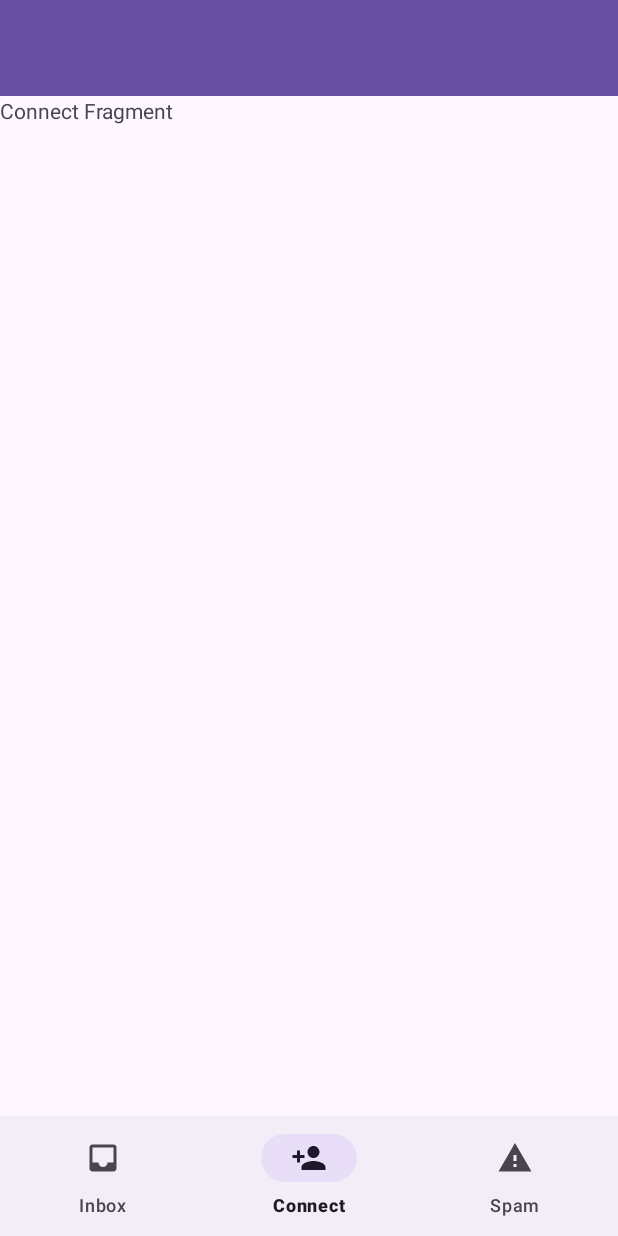
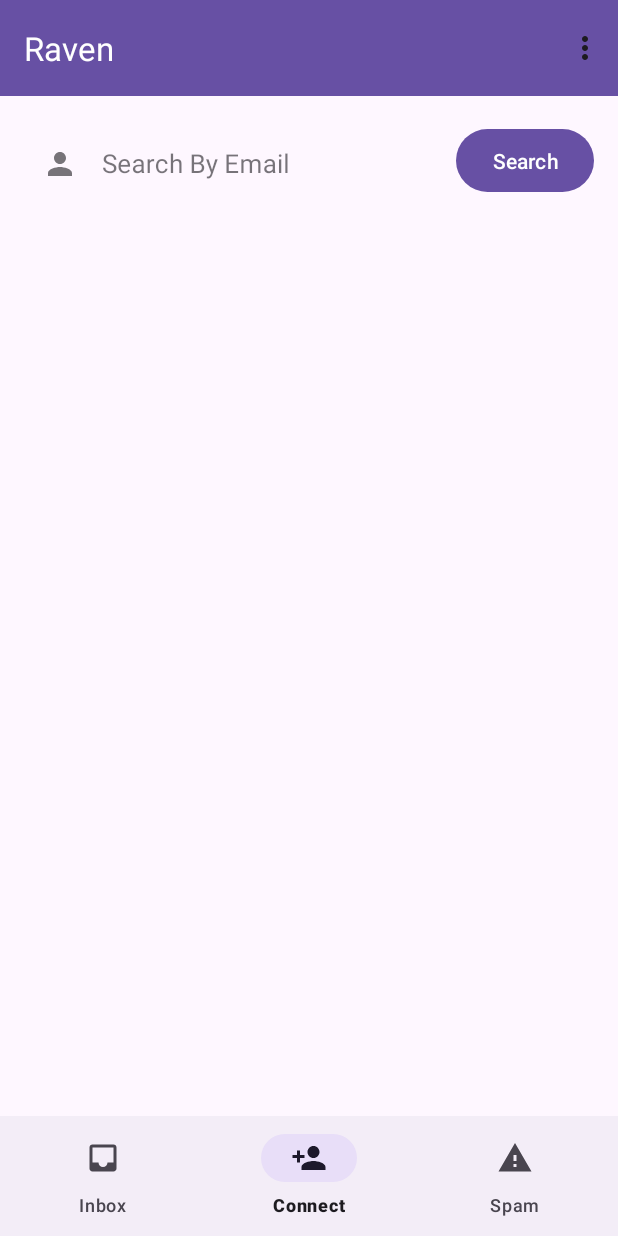
Before and after one commit to paridhi089/raven, an Android app: the screen it shows after launch once a user with an empty profile is signed in (MainActivity), item 2 of the bottom bar chosen, on a phone screen of 412 x 824 dp. Run offline under Robolectric (Android 15) with nearby library versions, the light colour scheme and no system bars; our stand-ins replace Firebase (no records; nobody signed in at launch, a user with empty details on screens opened directly).

Commit message:
RecyclerView Adapter

```diff
--- a/app/build.gradle.kts
+++ b/app/build.gradle.kts
@@ -40,6 +40,10 @@ dependencies {
     implementation("androidx.constraintlayout:constraintlayout:2.1.4")
     implementation("com.google.firebase:firebase-auth:22.3.1")
     implementation("com.google.firebase:firebase-firestore:24.10.1")
+    implementation("com.github.bumptech.glide:glide:4.16.0")
+    implementation("de.hdodenhof:circleimageview:3.1.0")
+    implementation("com.firebaseui:firebase-ui-firestore:8.0.2")
+    implementation("com.squareup.picasso:picasso:2.8")
     testImplementation("junit:junit:4.13.2")
     androidTestImplementation("androidx.test.ext:junit:1.1.5")
     androidTestImplementation("androidx.test.espresso:espresso-core:3.5.1")
--- a/app/src/main/java/dev/paridhi/raven/MainActivity.java
+++ b/app/src/main/java/dev/paridhi/raven/MainActivity.java
@@ -2,12 +2,15 @@ package dev.paridhi.raven;
 
 import androidx.annotation.NonNull;
 import androidx.appcompat.app.AppCompatActivity;
+import androidx.appcompat.widget.Toolbar;
 
+import android.content.Intent;
 import android.os.Bundle;
 import android.view.MenuItem;
 import android.view.View;
 
 import com.google.android.material.navigation.NavigationBarView;
+import com.google.firebase.auth.FirebaseAuth;
 
 import dev.paridhi.raven.databinding.ActivityMainBinding;
 import dev.paridhi.raven.fragments.mainactivity.ConnectFragment;
@@ -17,6 +20,7 @@ import dev.paridhi.raven.fragments.mainactivity.SpamFragment;
 public class MainActivity extends AppCompatActivity {
 
     private ActivityMainBinding binding;
+    private FirebaseAuth firebaseAuth;
 
     @Override
     protected void onCreate(Bundle savedInstanceState) {
@@ -24,8 +28,28 @@ public class MainActivity extends AppCompatActivity {
         binding=ActivityMainBinding.inflate(getLayoutInflater());
         View view=binding.getRoot();
         setContentView(view);
+        firebaseAuth=FirebaseAuth.getInstance();
 
         getSupportFragmentManager().beginTransaction().replace(R.id.main_frame_layout,new InboxFragment()).commit();
+
+
+
+
+
+        binding.mainToolbar.setOnMenuItemClickListener(new Toolbar.OnMenuItemClickListener() {
+            @Override
+            public boolean onMenuItemClick(MenuItem item) {
+
+                if(item.getItemId()==R.id.logout_menu)
+                {
+                    firebaseAuth.signOut();
+                    Intent intent=new Intent(getApplicationContext(),LoginActivity.class);
+                    intent.setFlags(Intent.FLAG_ACTIVITY_CLEAR_TOP);
+                    startActivity(intent);
+                }
+                return true;
+            }
+        });
 
         binding.mainBottomNavigation.setOnItemSelectedListener(new NavigationBarView.OnItemSelectedListener() {
             @Override
--- /dev/null
+++ b/app/src/main/res/drawable/baseline_logout_24.xml
@@ -0,0 +1,5 @@
+<vector android:autoMirrored="true" android:height="24dp"
+    android:tint="#000000" android:viewportHeight="24"
+    android:viewportWidth="24" android:width="24dp" xmlns:android="http://schemas.android.com/apk/res/android">
+    <path android:fillColor="@android:color/white" android:pathData="M17,7l-1.41,1.41L18.17,11H8v2h10.17l-2.58,2.58L17,17l5,-5zM4,5h8V3H4c-1.1,0 -2,0.9 -2,2v14c0,1.1 0.9,2 2,2h8v-2H4V5z"/>
+</vector>
--- /dev/null
+++ b/app/src/main/res/drawable/baseline_person_gray_24.xml
@@ -0,0 +1,5 @@
+<vector android:height="24dp" android:tint="#454444"
+    android:viewportHeight="24" android:viewportWidth="24"
+    android:width="24dp" xmlns:android="http://schemas.android.com/apk/res/android">
+    <path android:fillColor="@android:color/white" android:pathData="M12,12c2.21,0 4,-1.79 4,-4s-1.79,-4 -4,-4 -4,1.79 -4,4 1.79,4 4,4zM12,14c-2.67,0 -8,1.34 -8,4v2h16v-2c0,-2.66 -5.33,-4 -8,-4z"/>
+</vector>
--- a/app/src/main/res/layout/activity_main.xml
+++ b/app/src/main/res/layout/activity_main.xml
@@ -16,12 +16,15 @@
         app:menu="@menu/main_bottom_nav_menu" />
 
     <com.google.android.material.appbar.MaterialToolbar
-        android:id="@+id/materialToolbar"
+        android:id="@+id/mainToolbar"
         android:layout_width="0dp"
         android:layout_height="wrap_content"
+        app:title="Raven"
+        app:titleTextColor="#ffffffff"
         android:background="?attr/colorPrimary"
         android:minHeight="?attr/actionBarSize"
         android:theme="?attr/actionBarTheme"
+        app:menu="@menu/main_toolbar_menu"
         app:layout_constraintEnd_toEndOf="parent"
         app:layout_constraintStart_toStartOf="parent"
         app:layout_constraintTop_toTopOf="parent" />
@@ -33,7 +36,7 @@
         app:layout_constraintBottom_toTopOf="@+id/mainBottomNavigation"
         app:layout_constraintEnd_toEndOf="parent"
         app:layout_constraintStart_toStartOf="parent"
-        app:layout_constraintTop_toBottomOf="@+id/materialToolbar">
+        app:layout_constraintTop_toBottomOf="@+id/mainToolbar">
 
     </FrameLayout>
 </androidx.constraintlayout.widget.ConstraintLayout>
--- a/app/src/main/res/layout/fragment_connect.xml
+++ b/app/src/main/res/layout/fragment_connect.xml
@@ -3,12 +3,61 @@
     xmlns:tools="http://schemas.android.com/tools"
     android:layout_width="match_parent"
     android:layout_height="match_parent"
+    xmlns:app="http://schemas.android.com/apk/res-auto"
     tools:context=".fragments.mainactivity.ConnectFragment">
 
-    <!-- TODO: Update blank fragment layout -->
-    <TextView
+    <androidx.constraintlayout.widget.ConstraintLayout
         android:layout_width="match_parent"
-        android:layout_height="match_parent"
-        android:text="Connect Fragment" />
+        android:layout_height="match_parent">
 
+        <com.google.android.material.textfield.TextInputLayout
+            android:id="@+id/textInputLayout"
+            style="@style/Widget.MaterialComponents.TextInputLayout.OutlinedBox"
+            android:layout_width="0dp"
+            android:layout_height="wrap_content"
+            android:layout_marginStart="16dp"
+            android:layout_marginTop="16dp"
+            android:layout_marginEnd="8dp"
+            android:hint="Search By Email"
+            app:boxCornerRadiusBottomEnd="50dp"
+            app:boxCornerRadiusBottomStart="50dp"
+            app:boxCornerRadiusTopEnd="50dp"
+            app:boxCornerRadiusTopStart="50dp"
+            app:boxStrokeWidth="0dp"
+            app:layout_constraintEnd_toStartOf="@+id/searchBtn"
+            app:layout_constraintStart_toStartOf="parent"
+            app:layout_constraintTop_toTopOf="parent"
+            app:startIconDrawable="@drawable/baseline_person_24">
+
+            <EditText
+                android:id="@+id/connect_search"
+                android:layout_width="match_parent"
+                android:layout_height="wrap_content"
+                android:ems="10"
+                android:inputType="text"
+                android:padding="10dp"
+                android:textAlignment="textStart"
+                android:textSize="17sp" />
+        </com.google.android.material.textfield.TextInputLayout>
+
+        <Button
+            android:id="@+id/searchBtn"
+            android:layout_width="wrap_content"
+            android:layout_height="50dp"
+            android:layout_marginEnd="16dp"
+            android:text="Search"
+            app:layout_constraintBottom_toBottomOf="@+id/textInputLayout"
+            app:layout_constraintEnd_toEndOf="parent"
+            app:layout_constraintTop_toTopOf="@+id/textInputLayout" />
+
+        <androidx.recyclerview.widget.RecyclerView
+            android:id="@+id/connectFragmentRecycler"
+            android:layout_width="0dp"
+            android:layout_height="0dp"
+            app:layout_constraintBottom_toBottomOf="parent"
+            app:layout_constraintEnd_toEndOf="parent"
+            app:layout_constraintStart_toStartOf="parent"
+            app:layout_constraintTop_toBottomOf="@+id/searchBtn" />
+
+    </androidx.constraintlayout.widget.ConstraintLayout>
 </FrameLayout>
--- /dev/null
+++ b/app/src/main/res/menu/main_toolbar_menu.xml
@@ -0,0 +1,10 @@
+<?xml version="1.0" encoding="utf-8"?>
+<menu xmlns:android="http://schemas.android.com/apk/res/android">
+
+    <item
+        android:id="@+id/logout_menu"
+        android:layout_width="wrap_content"
+        android:layout_height="wrap_content"
+        android:icon="@drawable/baseline_logout_24"
+        android:title="Logout" />
+</menu>
--- a/app/src/main/res/values-night/colors.xml
+++ b/app/src/main/res/values-night/colors.xml
@@ -2,5 +2,6 @@
 <resources>
     <color name="black">#FFFFFFFF</color>
     <color name="white">#FF000000</color>
+    <color name="CardBG">#000000</color>
 
 </resources>
--- a/app/src/main/res/values/colors.xml
+++ b/app/src/main/res/values/colors.xml
@@ -2,5 +2,6 @@
 <resources>
     <color name="black">#FF000000</color>
     <color name="white">#FFFFFFFF</color>
+    <color name="CardBG">#ffffff</color>
 
 </resources>
```
Also changed, not shown: app/src/main/java/dev/paridhi/raven/adapter/recycler/ConnectRVA.java (added, +60 -0 lines), app/src/main/res/layout/layout_user_search.xml (added, +66 -0 lines).
